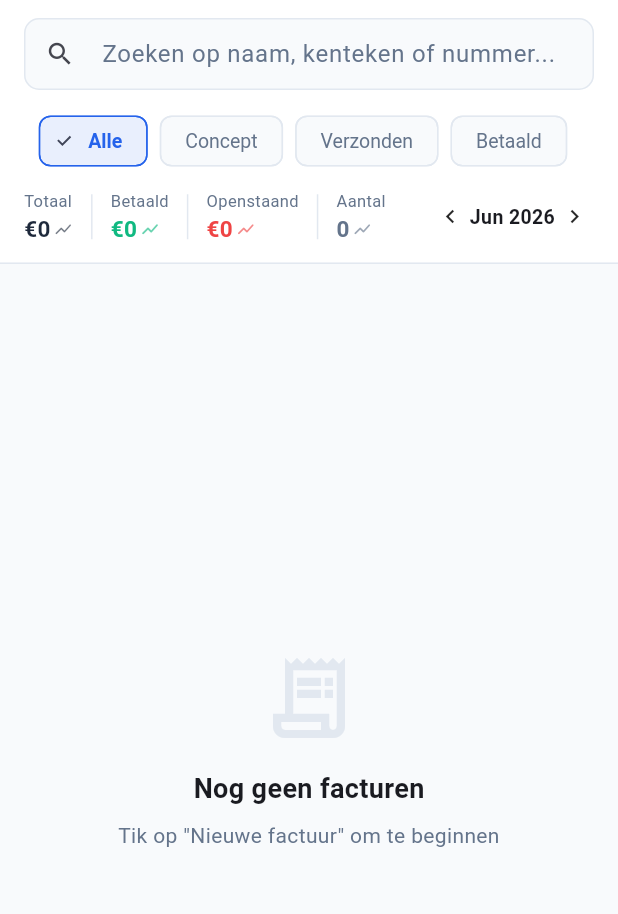
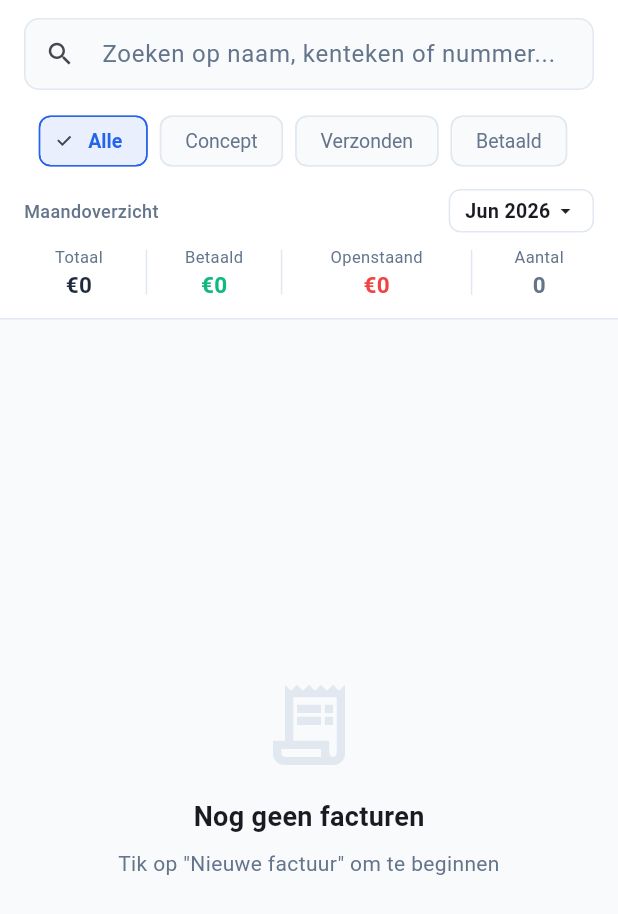
Before and after one commit to kieran20022/invoice-app, a Flutter app: the InvoiceHistoryScreen screen opened directly, on a phone screen of 412 x 824 dp. Shown: the top 914 px of the screen. Run offline on Flutter 3.47's test engine with Material 3 defaults, Android fonts, the phone set to English and light mode, and no system bars; our stand-ins replace cloud_firestore, firebase_auth, firebase_core, firebase_storage, fl_chart, flutter_dotenv and 5 more; missing offline and left inert: flutter_email_sender; accounts and stored records are empty; network calls fail.

Commit message:
Add month picker and revamp stats header
Introduce a month picker dialog (_pickMonth) and replace the previous chevron month navigation with a tappable month selector showing 'MMM yyyy'. Move the stats row under a new header labeled 'Maandoverzicht' and wrap stats in Expanded widgets for better layout. Add dynamic font sizing (_fontSize) and use FittedBox for stat values to improve responsiveness, simplify _Stat API to accept a fontSize, and tweak divider spacing and alignment. Existing behavior to open InvoiceStatsScreen for the selected month is preserved.

```diff
--- a/invoices/lib/screens/invoices/invoice_history_screen.dart
+++ b/invoices/lib/screens/invoices/invoice_history_screen.dart
@@ -18,6 +18,82 @@ class _InvoiceHistoryScreenState extends State<InvoiceHistoryScreen> {
   String _filter = 'alle';
   String _search = '';
   DateTime _statsMonth = DateTime(DateTime.now().year, DateTime.now().month);
+
+  Future<void> _pickMonth(BuildContext context) async {
+    int year = _statsMonth.year;
+    await showDialog(
+      context: context,
+      builder: (ctx) => StatefulBuilder(
+        builder: (ctx, setDialogState) => AlertDialog(
+          title: Row(
+            mainAxisAlignment: MainAxisAlignment.spaceBetween,
+            children: [
+              IconButton(
+                icon: const Icon(Icons.chevron_left),
+                onPressed: () => setDialogState(() => year--),
+                visualDensity: VisualDensity.compact,
+              ),
+              Text(
+                '$year',
+                style: const TextStyle(fontWeight: FontWeight.w700, fontSize: 16),
+              ),
+              IconButton(
+                icon: const Icon(Icons.chevron_right),
+                onPressed: () => setDialogState(() => year++),
+                visualDensity: VisualDensity.compact,
+              ),
+            ],
+          ),
+          contentPadding: const EdgeInsets.fromLTRB(16, 0, 16, 16),
+          content: SizedBox(
+            width: 280,
+            child: GridView.count(
+              crossAxisCount: 3,
+              shrinkWrap: true,
+              mainAxisSpacing: 8,
+              crossAxisSpacing: 8,
+              childAspectRatio: 2.2,
+              children: List.generate(12, (i) {
+                final month = DateTime(year, i + 1);
+                final isSelected = month.year == _statsMonth.year &&
+                    month.month == _statsMonth.month;
+                return GestureDetector(
+                  onTap: () {
+                    setState(() => _statsMonth = month);
+                    Navigator.pop(ctx);
+                  },
+                  child: Container(
+                    decoration: BoxDecoration(
+                      color: isSelected ? AppTheme.primary : Colors.transparent,
+                      borderRadius: BorderRadius.circular(8),
+                      border: Border.all(
+                        color: isSelected
+                            ? AppTheme.primary
+                            : AppTheme.borderOf(ctx),
+                      ),
+                    ),
+                    alignment: Alignment.center,
+                    child: Text(
+                      DateFormat('MMM').format(month),
+                      style: TextStyle(
+                        color: isSelected
+                            ? Colors.white
+                            : AppTheme.onSurface(ctx),
+                        fontWeight: isSelected
+                            ? FontWeight.w700
+                            : FontWeight.normal,
+                        fontSize: 13,
+                      ),
+                    ),
+                  ),
+                );
+              }),
+            ),
+          ),
+        ),
+      ),
+    );
+  }
 
   @override
   Widget build(BuildContext context) {
@@ -104,11 +180,51 @@ class _InvoiceHistoryScreenState extends State<InvoiceHistoryScreen> {
           Container(
             color: AppTheme.surf(context),
             padding: const EdgeInsets.fromLTRB(16, 0, 16, 12),
+            child: Column(
+              crossAxisAlignment: CrossAxisAlignment.stretch,
+              children: [
+                Row(
+                  mainAxisAlignment: MainAxisAlignment.spaceBetween,
+                  children: [
+                    Text(
+                      'Maandoverzicht',
+                      style: TextStyle(
+                        fontSize: 12,
+                        fontWeight: FontWeight.w500,
+                        color: AppTheme.onSurfaceVariant(context),
+                      ),
+                    ),
+                    GestureDetector(
+                      onTap: () => _pickMonth(context),
+                      child: Container(
+                        padding: const EdgeInsets.symmetric(
+                          horizontal: 10,
+                          vertical: 4,
+                        ),
+                        decoration: BoxDecoration(
+                          border: Border.all(color: AppTheme.borderOf(context)),
+                          borderRadius: BorderRadius.circular(8),
+                        ),
                         child: Row(
-              crossAxisAlignment: CrossAxisAlignment.center,
+                          mainAxisSize: MainAxisSize.min,
                           children: [
-                Expanded(
-                  child: _StatsRow(
+                            Text(
+                              DateFormat('MMM yyyy').format(_statsMonth),
+                              style: const TextStyle(
+                                fontWeight: FontWeight.w600,
+                                fontSize: 13,
+                              ),
+                            ),
+                            const SizedBox(width: 2),
+                            const Icon(Icons.arrow_drop_down, size: 16),
+                          ],
+                        ),
+                      ),
+                    ),
+                  ],
+                ),
+                const SizedBox(height: 8),
+                _StatsRow(
                   invoices: provider.invoices
                       .where((inv) =>
                           inv.issueDate.year == _statsMonth.year &&
@@ -127,39 +243,6 @@ class _InvoiceHistoryScreenState extends State<InvoiceHistoryScreen> {
                       ),
                     ));
                   },
-                  ),
-                ),
-                Row(
-                  mainAxisSize: MainAxisSize.min,
-                  children: [
-                    GestureDetector(
-                      onTap: () => setState(() => _statsMonth = DateTime(
-                        _statsMonth.year,
-                        _statsMonth.month - 1,
-                      )),
-                      child: const Padding(
-                        padding: EdgeInsets.symmetric(horizontal: 4),
-                        child: Icon(Icons.chevron_left, size: 18),
-                      ),
-                    ),
-                    Text(
-                      DateFormat('MMM yyyy').format(_statsMonth),
-                      style: const TextStyle(
-                        fontWeight: FontWeight.w600,
-                        fontSize: 13,
-                      ),
-                    ),
-                    GestureDetector(
-                      onTap: () => setState(() => _statsMonth = DateTime(
-                        _statsMonth.year,
-                        _statsMonth.month + 1,
-                      )),
-                      child: const Padding(
-                        padding: EdgeInsets.symmetric(horizontal: 4),
-                        child: Icon(Icons.chevron_right, size: 18),
-                      ),
-                    ),
-                  ],
                 ),
               ],
             ),
@@ -292,6 +375,14 @@ class _StatsRow extends StatelessWidget {
   final VoidCallback? onTap;
   const _StatsRow({required this.invoices, this.onTap});
 
+  static double _fontSize(List<String> values) {
+    final longest = values.map((v) => v.length).reduce((a, b) => a > b ? a : b);
+    if (longest <= 6) return 15;
+    if (longest <= 8) return 13;
+    if (longest <= 10) return 11;
+    return 9;
+  }
+
   @override
   Widget build(BuildContext context) {
     final total = invoices.fold(0.0, (s, i) => s + i.totaalInclBtw);
@@ -300,37 +391,35 @@ class _StatsRow extends StatelessWidget {
         .fold(0.0, (s, i) => s + i.totaalInclBtw);
     final currency = invoices.isNotEmpty ? invoices.first.currency : '€';
 
+    final totalStr = '$currency${total.toStringAsFixed(0)}';
+    final paidStr = '$currency${paid.toStringAsFixed(0)}';
+    final unpaidStr = '$currency${(total - paid).toStringAsFixed(0)}';
+    final countStr = '${invoices.length}';
+    final fs = _fontSize([totalStr, paidStr, unpaidStr, countStr]);
+
     return GestureDetector(
       onTap: onTap,
       behavior: HitTestBehavior.opaque,
       child: Row(
         children: [
-          _Stat(
-            'Totaal',
-            '$currency${total.toStringAsFixed(0)}',
-            AppTheme.onSurface(context),
-            tappable: onTap != null,
+          Expanded(
+            flex: 2,
+            child: _Stat('Totaal', totalStr, AppTheme.onSurface(context), fs),
           ),
           _div(context),
-          _Stat(
-            'Betaald',
-            '$currency${paid.toStringAsFixed(0)}',
-            const Color(0xFF10B981),
-            tappable: onTap != null,
+          Expanded(
+            flex: 2,
+            child: _Stat('Betaald', paidStr, const Color(0xFF10B981), fs),
           ),
           _div(context),
-          _Stat(
-            'Openstaand',
-            '$currency${(total - paid).toStringAsFixed(0)}',
-            AppTheme.error,
-            tappable: onTap != null,
+          Expanded(
+            flex: 3,
+            child: _Stat('Openstaand', unpaidStr, AppTheme.error, fs),
           ),
           _div(context),
-          _Stat(
-            'Aantal',
-            '${invoices.length}',
-            AppTheme.onSurfaceVariant(context),
-            tappable: onTap != null,
+          Expanded(
+            flex: 2,
+            child: _Stat('Aantal', countStr, AppTheme.onSurfaceVariant(context), fs),
           ),
         ],
       ),
@@ -341,44 +430,35 @@ class _StatsRow extends StatelessWidget {
     height: 30,
     width: 1,
     color: AppTheme.borderOf(context),
-    margin: const EdgeInsets.symmetric(horizontal: 12),
+    margin: const EdgeInsets.symmetric(horizontal: 8),
   );
 }
 
 class _Stat extends StatelessWidget {
   final String label, value;
   final Color color;
-  final bool tappable;
-  const _Stat(this.label, this.value, this.color, {this.tappable = false});
+  final double fontSize;
+  const _Stat(this.label, this.value, this.color, this.fontSize);
 
   @override
   Widget build(BuildContext context) => Column(
-    crossAxisAlignment: CrossAxisAlignment.start,
+    crossAxisAlignment: CrossAxisAlignment.center,
     children: [
       Text(
         label,
         style: const TextStyle(color: AppTheme.textSecondary, fontSize: 11),
+        overflow: TextOverflow.ellipsis,
       ),
-      Row(
-        mainAxisSize: MainAxisSize.min,
-        children: [
-          Text(
+      FittedBox(
+        fit: BoxFit.scaleDown,
+        child: Text(
           value,
           style: TextStyle(
             color: color,
             fontWeight: FontWeight.w700,
-              fontSize: 15,
+            fontSize: fontSize,
           ),
         ),
-          if (tappable) ...[
-            const SizedBox(width: 2),
-            Icon(
-              Icons.show_chart_rounded,
-              size: 13,
-              color: color.withAlpha(160),
-            ),
-          ],
-        ],
       ),
     ],
   );
```
Lines whose indentation alone changed are shown as unchanged.
